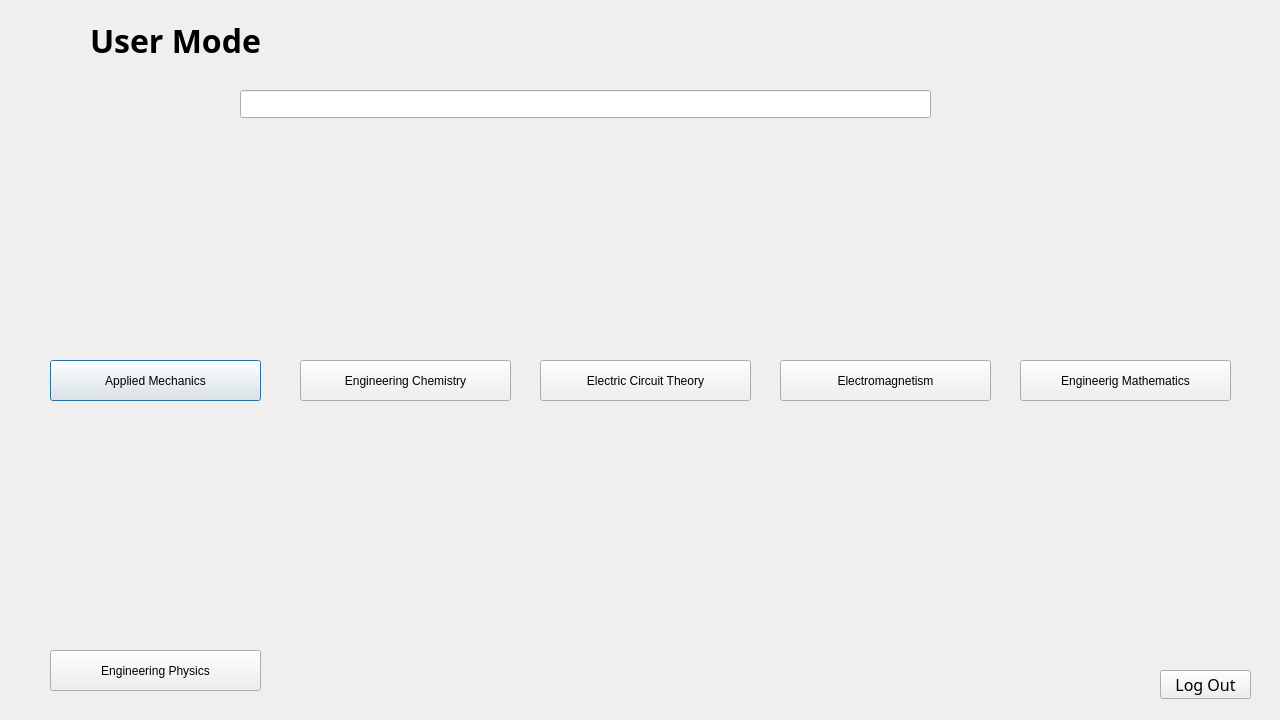
AtuLxCE/formula-encyclopaedia, file FormulaManager/user.ui: the form before one commit.
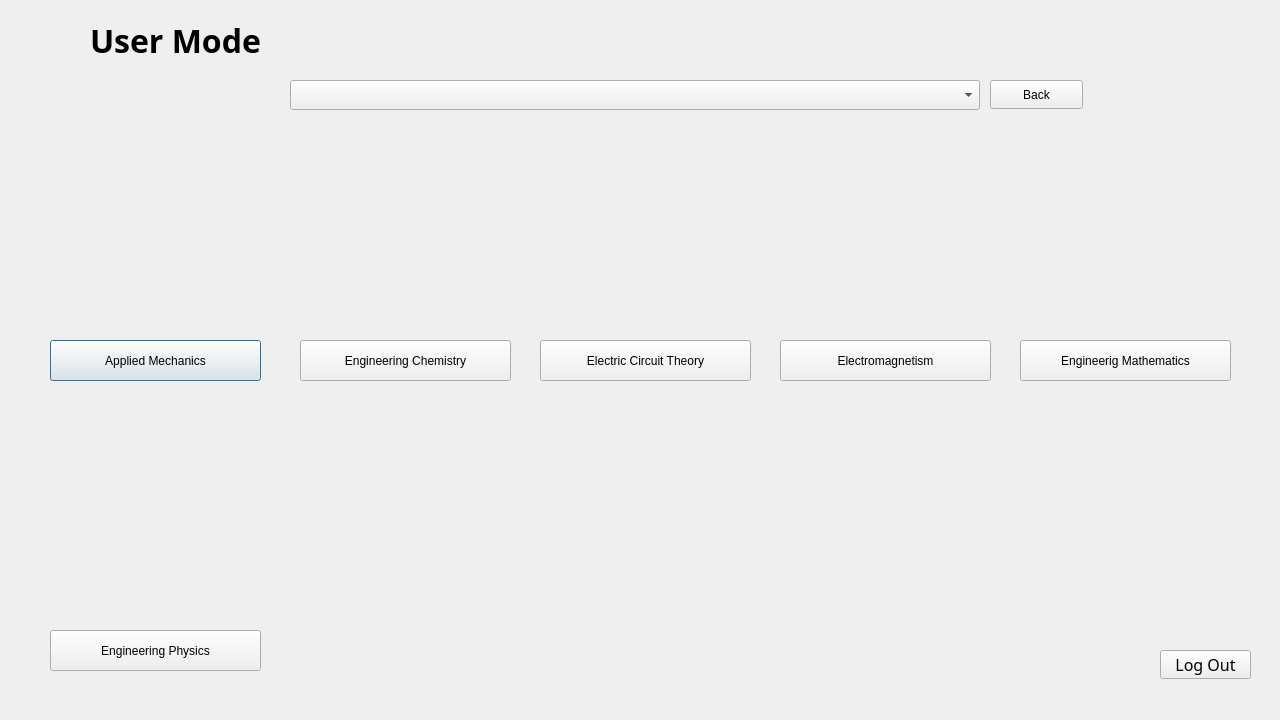
The form after the commit. The open tabs and pages were chosen to show the change. Icons and pictures are not drawn.

Commit message: Completed code of user need to make ui

What changed in the file:
```diff
--- a/FormulaManager/user.ui
+++ b/FormulaManager/user.ui
@@ -60,25 +60,18 @@
    <property name="geometry">
     <rect>
      <x>0</x>
-     <y>80</y>
+     <y>60</y>
      <width>1271</width>
      <height>681</height>
     </rect>
    </property>
+   <property name="styleSheet">
+    <string notr="true"/>
+   </property>
    <property name="currentIndex">
     <number>0</number>
    </property>
    <widget class="QWidget" name="subjectList">
-    <widget class="QLineEdit" name="lineEdit">
-     <property name="geometry">
-      <rect>
-       <x>240</x>
-       <y>10</y>
-       <width>691</width>
-       <height>28</height>
-      </rect>
-     </property>
-    </widget>
     <widget class="QPushButton" name="pushButton_2">
      <property name="geometry">
       <rect>
@@ -335,6 +328,56 @@
       <string>Log Out</string>
      </property>
     </widget>
+    <widget class="QStackedWidget" name="stackedWidget_2">
+     <property name="geometry">
+      <rect>
+       <x>240</x>
+       <y>10</y>
+       <width>851</width>
+       <height>40</height>
+      </rect>
+     </property>
+     <property name="currentIndex">
+      <number>0</number>
+     </property>
+     <widget class="QWidget" name="page">
+      <widget class="QComboBox" name="comboBox">
+       <property name="geometry">
+        <rect>
+         <x>50</x>
+         <y>10</y>
+         <width>690</width>
+         <height>30</height>
+        </rect>
+       </property>
+      </widget>
+     </widget>
+     <widget class="QWidget" name="page_2">
+      <widget class="QComboBox" name="comboBox_2">
+       <property name="geometry">
+        <rect>
+         <x>50</x>
+         <y>10</y>
+         <width>690</width>
+         <height>30</height>
+        </rect>
+       </property>
+      </widget>
+      <widget class="QPushButton" name="pushButton_15">
+       <property name="geometry">
+        <rect>
+         <x>750</x>
+         <y>10</y>
+         <width>93</width>
+         <height>29</height>
+        </rect>
+       </property>
+       <property name="text">
+        <string>Back</string>
+       </property>
+      </widget>
+     </widget>
+    </widget>
    </widget>
    <widget class="QWidget" name="subject_applied">
     <widget class="QPushButton" name="pushButton_9">
```
Left out of the diff: 31 changed lines with no effect on the pictures. The commit also changes 5 other files.
